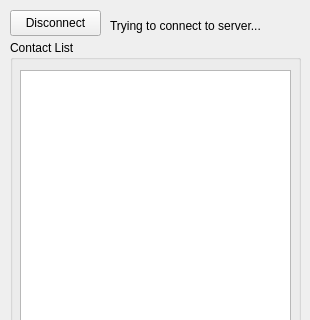
Qt form client/src/forms/livewindow.ui (Clemon-R/Babel) before a commit; both pictures show x 0 to 310 and y 0 to 320 of the 310 by 600 pixel window.
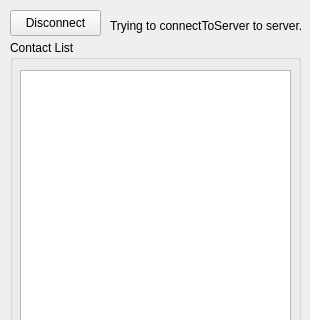
The same form after that commit.

Diff of the .ui file:
```diff
--- a/client/src/forms/livewindow.ui
+++ b/client/src/forms/livewindow.ui
@@ -79,7 +79,7 @@
     </rect>
    </property>
    <property name="text">
-    <string>Trying to connect to server...</string>
+    <string>Trying to connectToServer to server...</string>
    </property>
   </widget>
   <widget class="QGroupBox" name="groupBox">
```
Left out of the diff: 12 changed lines with no effect on the pictures.
